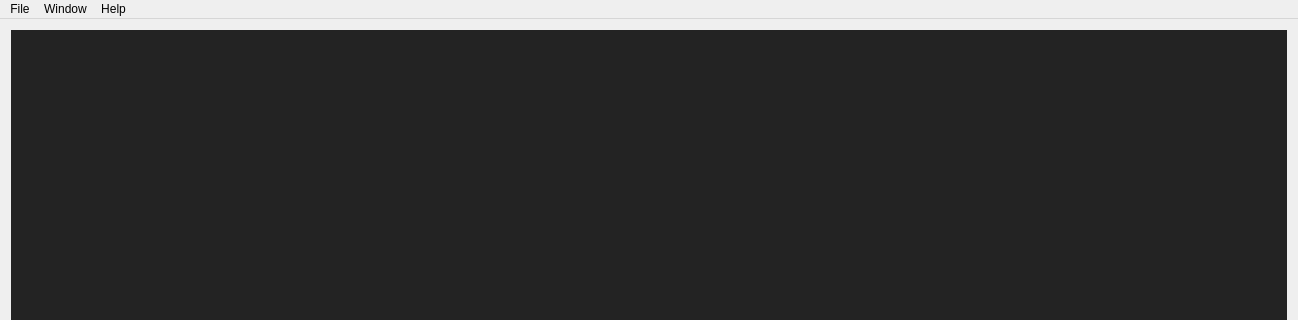
First picture: the form in MainWindow.ui, repository sharjith/ModelViewer-Qt, before the edit; both pictures show x 0 to 1298 and y 0 to 320 of the 1298 by 778 pixel window.
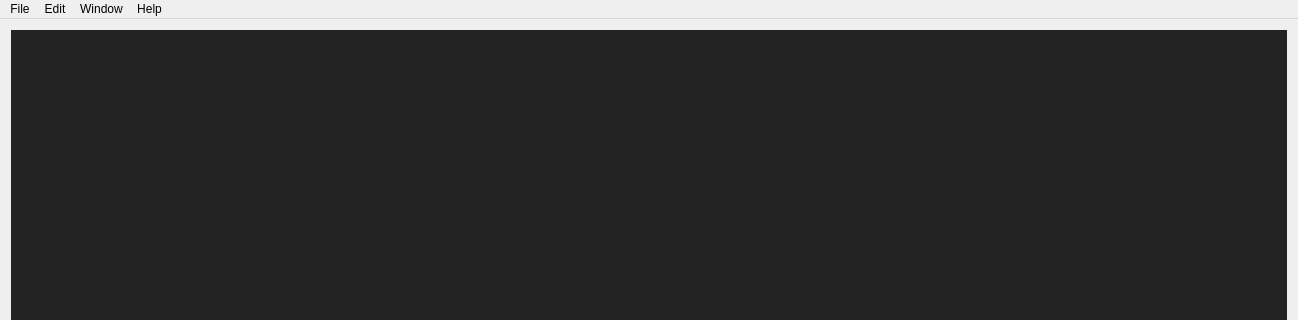
Second picture: the form after the edit. Icons and pictures are not drawn.

```diff
--- a/MainWindow.ui
+++ b/MainWindow.ui
@@ -58,7 +58,7 @@
      <x>0</x>
      <y>0</y>
      <width>1298</width>
-     <height>22</height>
+     <height>21</height>
     </rect>
    </property>
    <widget class="QMenu" name="menuFile">
@@ -91,7 +91,15 @@
     <addaction name="actionPrevious"/>
     <addaction name="separator"/>
    </widget>
+   <widget class="QMenu" name="menuEdit">
+    <property name="title">
+     <string>Edit</string>
+    </property>
+    <addaction name="actionUndo"/>
+    <addaction name="actionRedo"/>
+   </widget>
    <addaction name="menuFile"/>
+   <addaction name="menuEdit"/>
    <addaction name="menuWindows"/>
    <addaction name="menuHelp"/>
   </widget>
```
Left out of the diff: 39 changed lines with no effect on the pictures.
